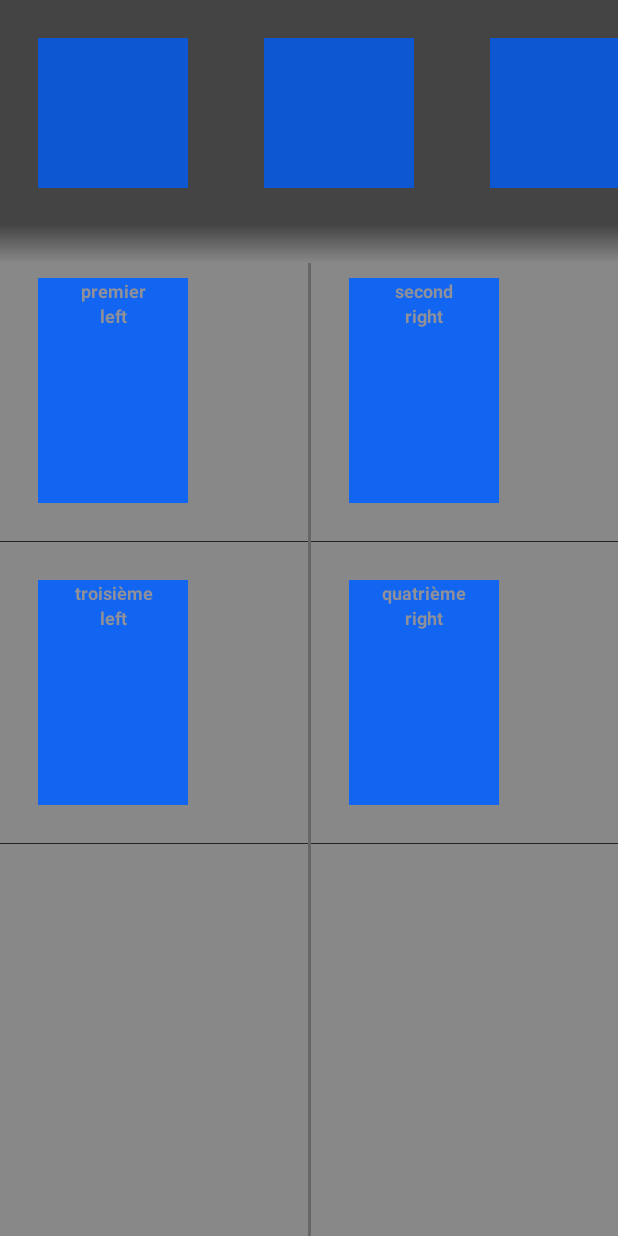
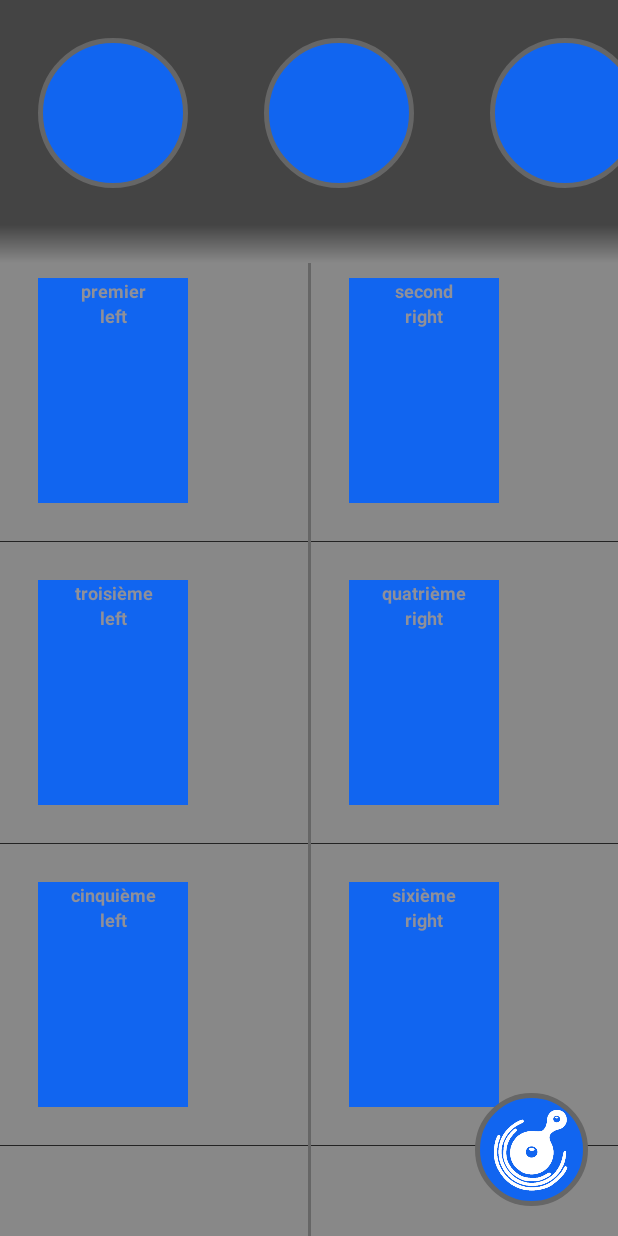
Before and after one commit to One-djey/SoundCell, an Android app: the screen it shows after launch (MainActivity), on a phone screen of 412 x 824 dp. Run offline under Robolectric (Android 15) with nearby library versions, the phone set to English and light mode, and no system bars.

Commit message:
small changes

```diff
--- a/app/src/main/java/com/nevermindltd/soundcell/MainActivity.java
+++ b/app/src/main/java/com/nevermindltd/soundcell/MainActivity.java
@@ -1,7 +1,12 @@
 package com.nevermindltd.soundcell;
+import android.content.DialogInterface;
 import android.os.Bundle;
 import android.support.v7.app.AppCompatActivity;
+import android.view.View;
+import android.view.View.OnClickListener;
+import android.widget.ImageView;
 import android.widget.ListView;
+import android.widget.Toast;
 
 import java.util.ArrayList;
 import java.util.List;
@@ -11,6 +16,7 @@ public class MainActivity extends AppCompatActivity {
     private ListView rightSpeakeersView;
     private ListView leftSpeakeersView;
     private ListView cellsView;
+    private ImageView addSpeaker;
 
     @Override
     public void onCreate(Bundle savedInstanceState) {
@@ -19,7 +25,8 @@ public class MainActivity extends AppCompatActivity {
 
         rightSpeakeersView = (ListView) findViewById(R.id.LayoutRightSpeakers);
         leftSpeakeersView = (ListView) findViewById(R.id.LayoutLeftSpeakers);
-        cellsView = (ListView) findViewById(R.id.LayoutCells);
+        addSpeaker = (ImageView) findViewById(R.id.addSpeaker);
+        //cellsView = (ListView) findViewById(R.id.LayoutCells);
 
         List<Speaker> speakers = getSpeakers();
         List<Cell> cells = getCells();
@@ -35,15 +42,26 @@ public class MainActivity extends AppCompatActivity {
 
         leftSpeakeersView.setAdapter( new SpeakerAdapter(speakersLEFT,getApplicationContext()));
         rightSpeakeersView.setAdapter( new SpeakerAdapter(speakersRIGHT,getApplicationContext()));
-        cellsView.setAdapter( new CellAdapter(cells,getApplicationContext()));
+        addSpeaker.setOnClickListener(clicAddSpeackerListerner);
+        //cellsView.setAdapter( new CellAdapter(cells,getApplicationContext()));
 
     }
+
+    private OnClickListener clicAddSpeackerListerner= new OnClickListener(){
+        @Override
+        public void onClick(View v) {
+            Toast.makeText(MainActivity.this,"ADD SPEACKER",Toast.LENGTH_LONG);
+        }
+    };
+
     private List<Speaker> getSpeakers(){
         List<Speaker> speakers = new ArrayList<Speaker>();
         speakers.add(new Speaker("premier",Position.left));
         speakers.add(new Speaker("second",Position.right));
         speakers.add(new Speaker("troisième",Position.left));
         speakers.add(new Speaker("quatrième",Position.right));
+        speakers.add(new Speaker("cinquième",Position.left));
+        speakers.add(new Speaker("sixième",Position.right));
         return speakers;
     }
     private List<Cell> getCells(){
--- /dev/null
+++ b/app/src/main/res/drawable/add_bg.xml
@@ -0,0 +1,7 @@
+<?xml version="1.0" encoding="UTF-8"?>
+<shape xmlns:android="http://schemas.android.com/apk/res/android">
+    <solid android:color="@color/colorAccentLight"/>
+    <stroke android:width="3dp" android:color="@color/colorPrimaryLight" />
+    <corners android:radius="75dp"/>
+    <padding android:left="0dip" android:top="0dip" android:right="0dip" android:bottom="0dip" />
+</shape>
--- a/app/src/main/res/layout/activity_main.xml
+++ b/app/src/main/res/layout/activity_main.xml
@@ -1,11 +1,13 @@
 <?xml version="1.0" encoding="utf-8"?>
 <LinearLayout xmlns:android="http://schemas.android.com/apk/res/android"
+    xmlns:app="http://schemas.android.com/apk/res-auto"
     xmlns:tools="http://schemas.android.com/tools"
     android:layout_width="match_parent"
     android:layout_height="match_parent"
     android:orientation="vertical"
     android:theme="@android:style/Theme.Black.NoTitleBar.Fullscreen"
-    tools:context="com.nevermindltd.soundcell.MainActivity">
+    tools:context="com.nevermindltd.soundcell.MainActivity"
+    android:id="@+id/mainActivityFirstLayout">
 
     <HorizontalScrollView
         android:layout_width="match_parent"
@@ -20,31 +22,25 @@
 
             <LinearLayout
                 android:id="@+id/LayoutCell"
+                android:layout_margin="25dp"
                 android:layout_width="100dp"
                 android:layout_height="100dp"
-                android:layout_margin="25dp"
-                android:background="@color/colorAccent"
+                android:background="@drawable/cell_bg"
                 android:orientation="vertical"></LinearLayout>
 
             <LinearLayout
+                android:id="@+id/LayoutCell2"
+                android:layout_margin="25dp"
                 android:layout_width="100dp"
                 android:layout_height="100dp"
+                android:background="@drawable/cell_bg"
+                android:orientation="vertical"></LinearLayout>
+            <LinearLayout
+                android:id="@+id/LayoutCell3"
                 android:layout_margin="25dp"
-                android:background="@color/colorAccent"
-                android:orientation="vertical"></LinearLayout>
-
-            <LinearLayout
                 android:layout_width="100dp"
                 android:layout_height="100dp"
-                android:layout_margin="25dp"
-                android:background="@color/colorAccent"
-                android:orientation="vertical"></LinearLayout>
-
-            <LinearLayout
-                android:layout_width="100dp"
-                android:layout_height="100dp"
-                android:layout_margin="25dp"
-                android:background="@color/colorAccent"
+                android:background="@drawable/cell_bg"
                 android:orientation="vertical"></LinearLayout>
 
         </LinearLayout>
@@ -95,4 +91,15 @@
                 android:orientation="vertical"></ListView>
         </LinearLayout>
     </ScrollView>
+
+    <ImageView
+        android:id="@+id/addSpeaker"
+        app:srcCompat="@drawable/soundcellround3"
+        android:background="@drawable/add_bg"
+        android:layout_width="75dp"
+        android:layout_height="75dp"
+        android:layout_marginTop="-95dp"
+        android:layout_marginRight="20dp"
+        android:layout_above="@id/mainActivityFirstLayout"
+        android:layout_gravity="right"></ImageView>
 </LinearLayout>
```
Also changed, not shown: app/src/main/ic_launcher-web.png, app/src/main/ic_launcher_round-web.png, app/src/main/res/drawable/coundcellround2.png (added), app/src/main/res/drawable/soundcellround1.png (added), app/src/main/res/drawable/soundcellround3.png (added), app/src/main/res/mipmap-hdpi/ic_launcher.png, app/src/main/res/mipmap-hdpi/ic_launcher_round.png, app/src/main/res/mipmap-mdpi/ic_launcher.png, app/src/main/res/mipmap-mdpi/ic_launcher_round.png, app/src/main/res/mipmap-xhdpi/ic_launcher.png, app/src/main/res/mipmap-xhdpi/ic_launcher_round.png, app/src/main/res/mipmap-xxhdpi/ic_launcher.png, app/src/main/res/mipmap-xxhdpi/ic_launcher_round.png, app/src/main/res/mipmap-xxxhdpi/ic_launcher.png, 1 more files.
